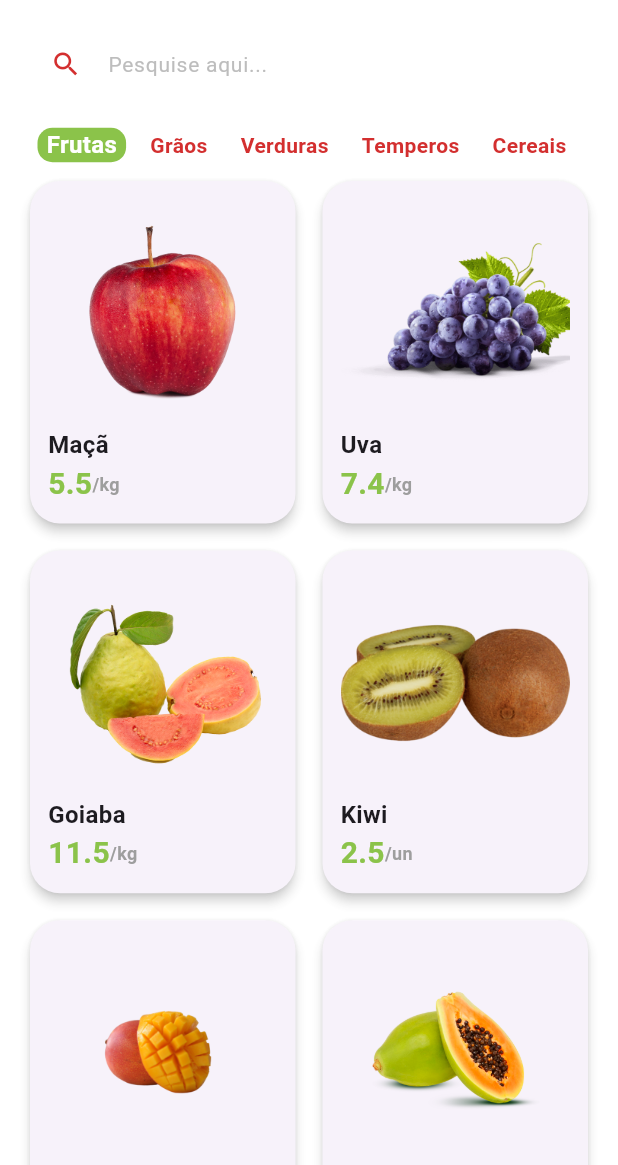
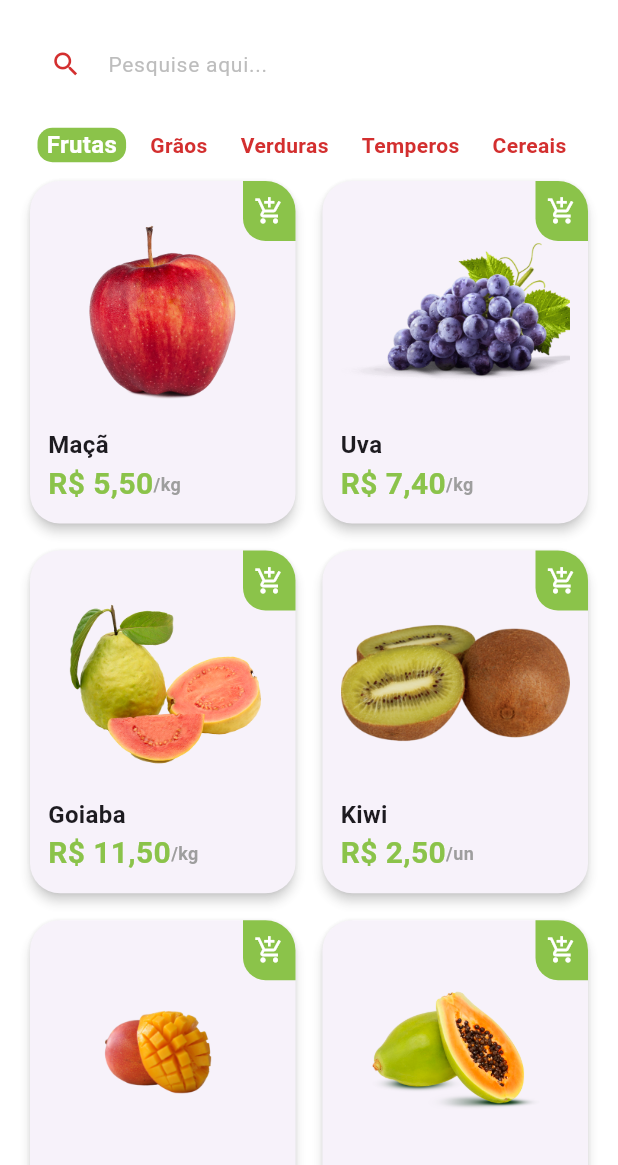
Before and after one commit to caioocardoso/QuitandaVirtual-Flutter, a Flutter app: the HomeTab screen opened directly, on a phone screen of 412 x 824 dp, the part 71-1236 px from its top. Run offline on Flutter 3.47's test engine with Material 3 defaults, Android fonts, the phone set to English and light mode, and no system bars; our stand-ins replace animated_text_kit, mask_text_input_formatter.

Commit message:
Adicionando o botão de carrinho e formato de preço

```diff
--- a/lib/src/pages/home/components/item_tile.dart
+++ b/lib/src/pages/home/components/item_tile.dart
@@ -1,18 +1,23 @@
 import 'package:flutter/material.dart';
 import 'package:greengrocer/src/config/custom_colors.dart';
 import 'package:greengrocer/src/models/item_model.dart';
+import 'package:greengrocer/src/pages/services/util_services.dart';
 
 class ItemTile extends StatelessWidget {
   final ItemModel item;
 
-  const ItemTile({
+  ItemTile({
     super.key,
     required this.item,
   });
 
+  final UtilServices utilServices = UtilServices();
+
   @override
   Widget build(BuildContext context) {
-    return Card(
+    return Stack(
+      children: [
+        Card(
           elevation: 3,
           shadowColor: Colors.grey.shade300,
           shape: RoundedRectangleBorder(
@@ -40,7 +45,7 @@ class ItemTile extends StatelessWidget {
                 Row(
                   children: [
                     Text(
-                  item.price.toString(),
+                      utilServices.priceToCurrency(item.price),
                       style: TextStyle(
                         fontWeight: FontWeight.bold,
                         fontSize: 20,
@@ -60,6 +65,31 @@ class ItemTile extends StatelessWidget {
               ],
             ),
           ),
+        ),
+        Positioned(
+          top: 4,
+          right: 4,
+          child: GestureDetector(
+            onTap: () {},
+            child: Container(
+              decoration: BoxDecoration(
+                color: CustomColors.customSwatchColor,
+                borderRadius: const BorderRadius.only(
+                  bottomLeft: Radius.circular(15),
+                  topRight: Radius.circular(20),
+                ),
+              ),
+              height: 40,
+              width: 35,
+              child: const Icon(
+                Icons.add_shopping_cart_outlined,
+                color: Colors.white,
+                size: 20,
+              ),
+            ),
+          ),
+        ),
+      ],
     );
   }
 }
--- /dev/null
+++ b/lib/src/pages/services/util_services.dart
@@ -0,0 +1,9 @@
+import 'package:intl/intl.dart';
+
+class UtilServices {
+  String priceToCurrency(double price) {
+    NumberFormat numberFormat = NumberFormat.simpleCurrency(locale: 'pt_BR');
+
+    return numberFormat.format(price);
+  }
+}
--- a/pubspec.yaml
+++ b/pubspec.yaml
@@ -37,6 +37,7 @@ dependencies:
   cupertino_icons: ^1.0.8
   animated_text_kit: ^4.2.2
   mask_text_input_formatter: ^2.9.0
+  intl: ^0.20.1
 
 dev_dependencies:
   flutter_test:
```
Also changed, not shown: pubspec.lock. Lines whose indentation alone changed are shown as unchanged.
